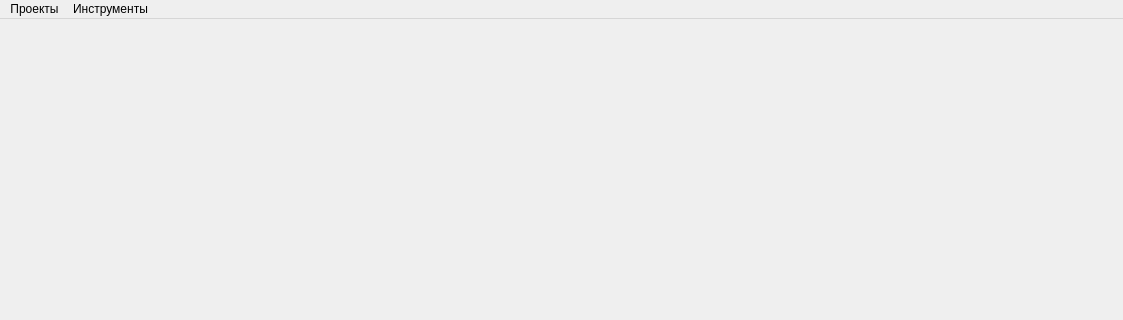
The window that UI/Main.ui (Tragidra/NauchLab) describes before a commit, drawn with Qt 5; both pictures show x 0 to 1123 and y 0 to 320 of the 1123 by 851 pixel window.
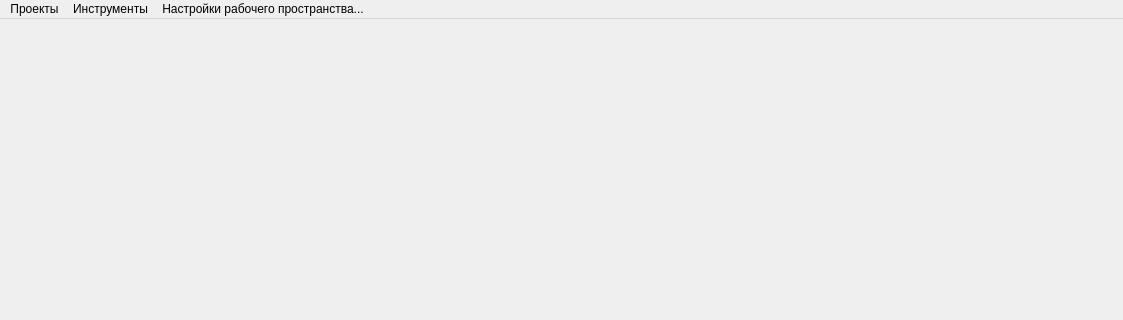
The same window after the commit.

```diff
--- a/UI/Main.ui
+++ b/UI/Main.ui
@@ -47,8 +47,15 @@
     <addaction name="graphik"/>
     <addaction name="dio"/>
    </widget>
+   <widget class="QMenu" name="menu_3">
+    <property name="title">
+     <string>Настройки рабочего пространства...</string>
+    </property>
+    <addaction name="dobtextpes"/>
+   </widget>
    <addaction name="menu"/>
    <addaction name="menu_2"/>
+   <addaction name="menu_3"/>
   </widget>
   <action name="action">
    <property name="text">
```
Left out of the diff: 21 changed lines with no effect on the pictures.
